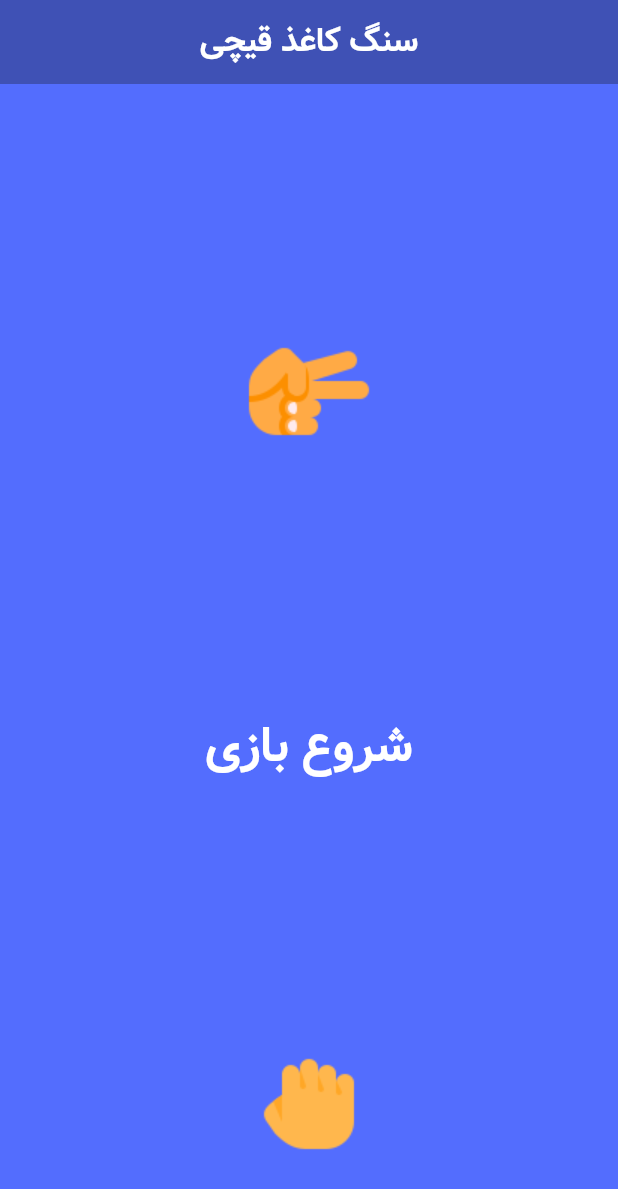
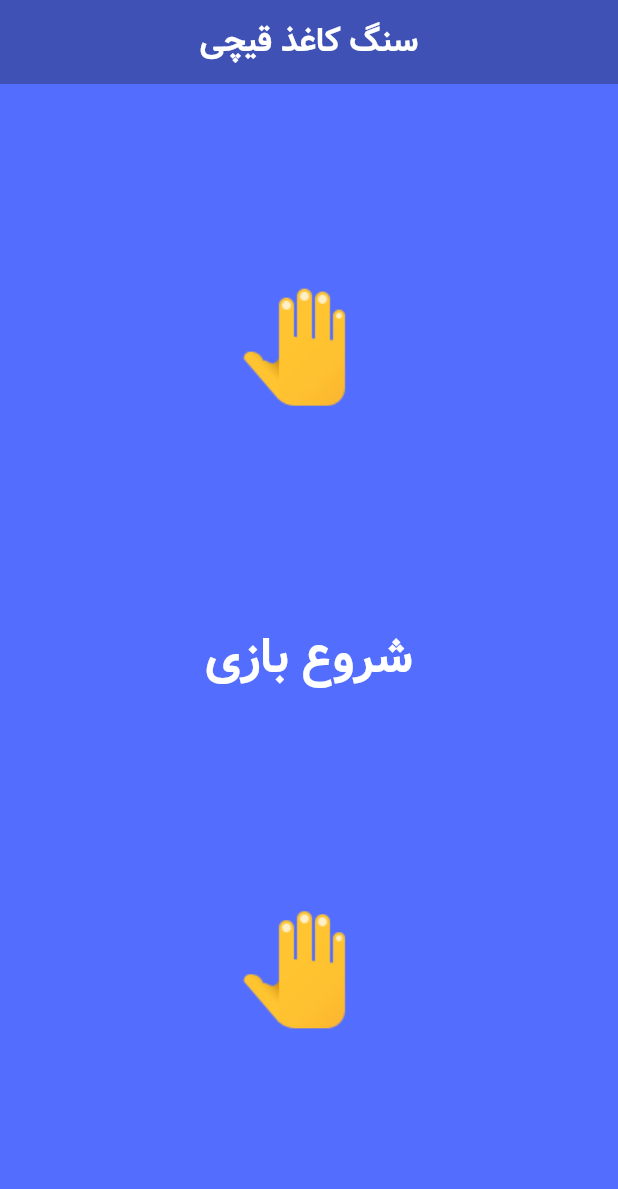
Before and after one commit to hasanlashgari01/flutter_rock_paper_scissors, a Flutter app: the screen it shows after launch, after a tap on "شروع بازی", on a phone screen of 412 x 824 dp. Shown: the top 1189 px of the screen. Run offline on Flutter 3.47's test engine with Material 3 defaults, Android fonts, the phone set to English and light mode, and no system bars.

Commit message:
final commit

```diff
--- a/lib/main.dart
+++ b/lib/main.dart
@@ -1,4 +1,5 @@
 import 'package:flutter/material.dart';
+import 'dart:math';
 
 void main() {
   runApp(GameApplication());
@@ -27,27 +28,30 @@ class _GameApplicationState extends State<GameApplication> {
         ),
         backgroundColor: Colors.indigoAccent,
         body: SafeArea(
-          child: SingleChildScrollView(
           child: Column(
+            mainAxisAlignment: MainAxisAlignment.spaceEvenly,
             crossAxisAlignment: CrossAxisAlignment.stretch,
             children: [
-                Image(image: AssetImage("images/$top.png")),
+              Image(
+                image: AssetImage("images/$top.png"),
+                height: 100.0,
+              ),
               TextButton(
                 style: TextButton.styleFrom(foregroundColor: Colors.white),
-                  onPressed: () {
-                    setState(() {
-                      top = 3;
-                      bottom = 1;
-                    });
-                  },
+                onPressed: () => setState(() {
+                  top = Random().nextInt(3) + 1;
+                  bottom = Random().nextInt(3) + 1;
+                }),
                 child: Text(
                   'شروع بازی',
                   style: TextStyle(fontSize: 32),
                 ),
               ),
-                Image(image: AssetImage("images/$bottom.png")),
+              Image(
+                image: AssetImage("images/$bottom.png"),
+                height: 100.0,
+              ),
             ],
-            ),
           ),
         ),
       ),
```
Lines whose indentation alone changed are shown as unchanged.
